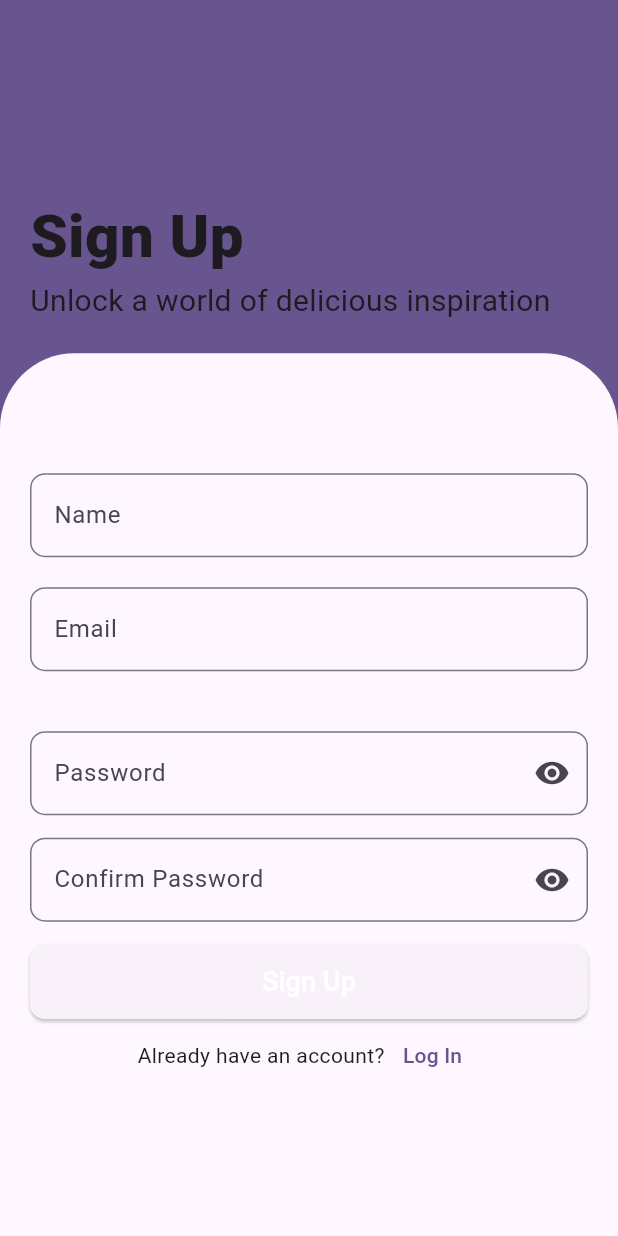
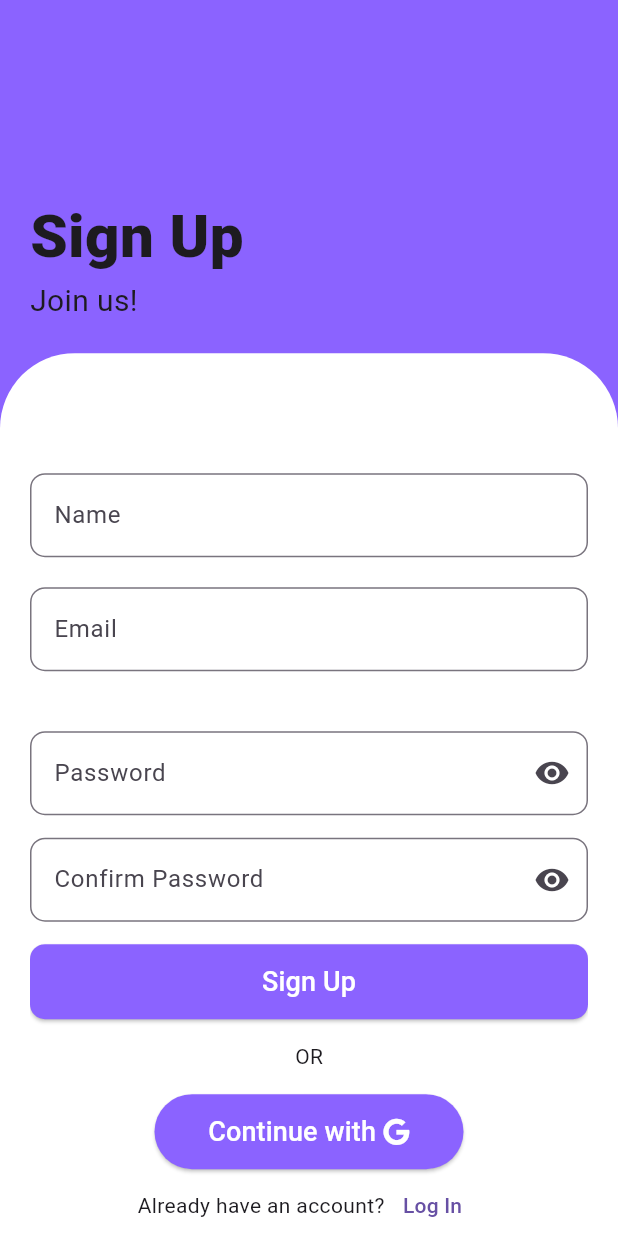
Before and after one commit to aisha086/task-manager, a Flutter app: the SignUp screen opened directly, on a phone screen of 412 x 824 dp. Run offline on Flutter 3.47's test engine with Material 3 defaults, Android fonts, the phone set to English and light mode, and no system bars; our stand-ins replace firebase_auth, firebase_core, flutter_svg, fluttertoast, font_awesome_flutter, get and 3 more; accounts and stored records are empty; network calls fail.

```diff
--- a/lib/screens/authentication/sign_up_screen.dart
+++ b/lib/screens/authentication/sign_up_screen.dart
@@ -2,6 +2,7 @@ import 'package:flutter/material.dart';
 
 import '../../services/firebase_auth_service.dart';
 import '../../widgets/authentication/auth_button.dart';
+import '../../widgets/authentication/google_button.dart';
 import '../../widgets/authentication/text_form_field.dart';
 import '../../widgets/toast.dart';
 
@@ -101,15 +102,14 @@ class _SignUpState extends State<SignUp> {
                         onPressed: _signUp,
                         isSigning: isSigning,
                       ),
-                      // TODO: Make the google sign in work
-                      // const SizedBox(
-                      //   height: 15,
-                      // ),
-                      // const Text("OR"),
-                      // const SizedBox(
-                      //   height: 15,
-                      // ),
-                      // GoogleButton(isSigning: isGoogleSigning),
+                      const SizedBox(
+                        height: 15,
+                      ),
+                      const Text("OR"),
+                      const SizedBox(
+                        height: 15,
+                      ),
+                      GoogleButton(isSigning: isGoogleSigning),
                       Row(
                         mainAxisAlignment: MainAxisAlignment.center,
                         children: [
@@ -172,7 +172,7 @@ Widget buildTitleSection(BuildContext context) {
             ),
           ),
           Text(
-            "Unlock a world of delicious inspiration",
+            "Join us!",
             textAlign: TextAlign.left,
             style: TextStyle(
               fontSize: 20,
--- /dev/null
+++ b/lib/services/themes_service.dart
@@ -0,0 +1,52 @@
+import 'package:flutter/material.dart';
+import 'package:google_fonts/google_fonts.dart';
+
+class MyTheme{
+  static ThemeData lightTheme (BuildContext context) => ThemeData(
+      fontFamily: GoogleFonts.roboto().fontFamily,
+      cardColor: lightIconColor,
+      canvasColor: lightCanvasColor,
+      primaryColor: lightAppBarColor,
+      dividerColor: darkCanvasColor,
+      elevatedButtonTheme: ElevatedButtonThemeData(
+          style: ButtonStyle(
+              backgroundColor: WidgetStatePropertyAll(lightAppBarColor)
+          )
+      ),
+      appBarTheme: AppBarTheme(
+          backgroundColor: lightAppBarColor,
+          elevation: 0.0,
+          iconTheme: const IconThemeData(color: Colors.white),
+          titleTextStyle: Theme.of(context).textTheme.titleLarge!.copyWith(color: darkCanvasColor)
+      )
+  );
+  static ThemeData darkTheme (BuildContext context) => ThemeData(
+      brightness: Brightness.dark,
+      fontFamily: GoogleFonts.roboto().fontFamily,
+      cardColor: darkIconColor,
+      canvasColor: darkCanvasColor,
+      primaryColor: darkAppBarColor,
+      dividerColor: lightCanvasColor,
+      elevatedButtonTheme: ElevatedButtonThemeData(
+          style: ButtonStyle(
+              backgroundColor: WidgetStatePropertyAll(darkAppBarColor)
+          )
+      ),
+      appBarTheme: AppBarTheme(
+          backgroundColor: darkAppBarColor,
+          elevation: 0.0,
+          iconTheme: const IconThemeData(color: Colors.white),
+          titleTextStyle: Theme.of(context).textTheme.titleLarge!.copyWith(color: lightCanvasColor)
+      )
+  );
+
+  static Color lightCanvasColor = const Color(0xffffffff);
+  static Color lightCardColor = const Color(0xfff5f5f5);
+  static Color lightIconColor = const Color(0xffC12FD6);
+  static Color lightAppBarColor = const Color(0xff8B63FF);
+  static Color darkCanvasColor = const Color(0xff333333);
+  static Color darkContainerColor = const Color(0xff454f59);
+  static Color darkIconColor = const Color(0xffC12FD6);
+  static Color darkAppBarColor = const Color(0xff8B63FF);
+
+}
```
Also changed, not shown: lib/data/on_boarding_data.dart (added, +32 -0 lines), lib/main.dart (+13 -9 lines), lib/screens/authentication/login_screen.dart (+10 -9 lines), lib/screens/home_screen.dart (added, +14 -0 lines), lib/screens/launching/on_boarding_screens.dart (added, +137 -0 lines), lib/screens/launching/splash_screen.dart (added, +64 -0 lines), lib/services/firebase_auth_service.dart (+6 -3 lines), pubspec.yaml (+6 -3 lines), pubspec.lock, 4 other files.
